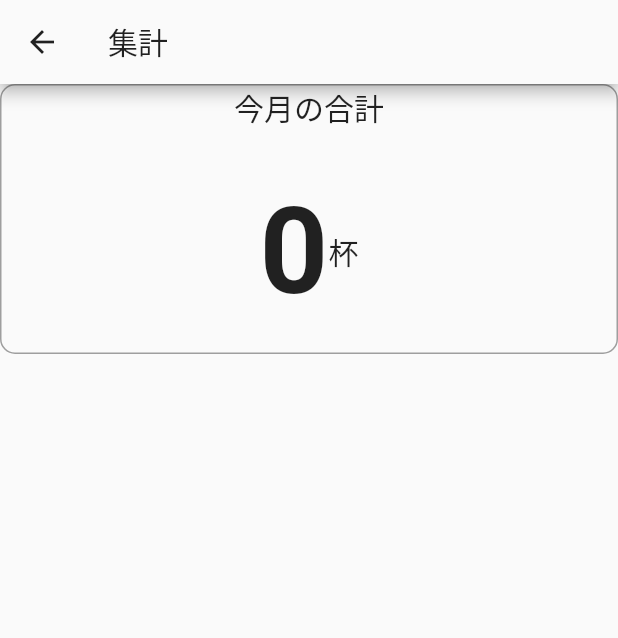
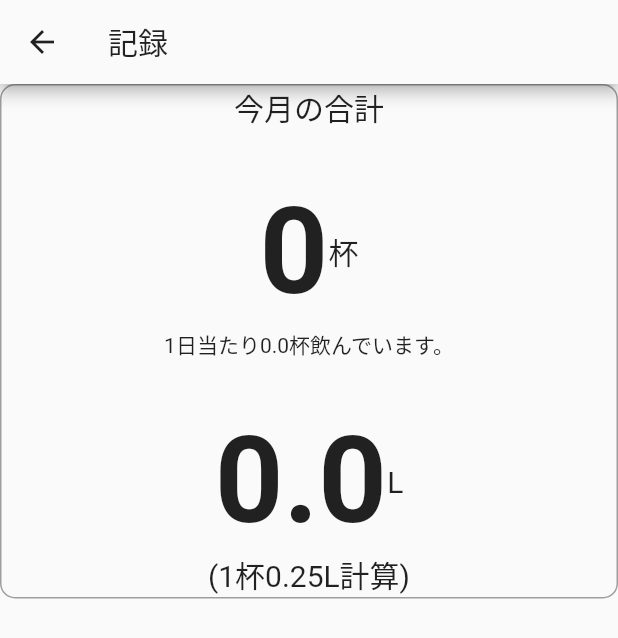
Before and after one commit to y0303noki/coffee_project, a Flutter app: the AggregatePage screen opened directly, on a phone screen of 412 x 824 dp. Shown: the top 638 px of the screen. Run offline on Flutter 3.47's test engine with Material 2 defaults, Android fonts, the phone set to English and light mode, and no system bars; drawn by our look-alikes of flutter_easyloading; our stand-ins replace cloud_firestore, firebase_auth, firebase_core, firebase_storage, flutter_rating_bar, flutter_typeahead and 2 more; missing offline and left inert: esys_flutter_share, sign_button; accounts and stored records are empty; network calls fail.

Commit message:
記録を追加

```diff
--- a/lib/ui/aggregate_page.dart
+++ b/lib/ui/aggregate_page.dart
@@ -11,6 +11,12 @@ import 'package:provider/provider.dart';
 class AggregatePage extends StatelessWidget {
   int _thisMonthCount = 0;
 
+  // 1杯当たり何Lで計算するか
+  final double perLittleCount = 0.25;
+
+  // 1日当たりに何杯飲んでいるか
+  double per1dayCount = 0;
+
   @override
   Widget build(BuildContext context) {
     return ChangeNotifierProvider<CardModel>(
@@ -22,6 +28,7 @@ class AggregatePage extends StatelessWidget {
 
           if (thisMonthCount.isNotEmpty) {
             _thisMonthCount = thisMonthCount.length;
+            _howmanyCount1day();
           }
 
           // var test = model.findMyAllCoffee();
@@ -32,7 +39,7 @@ class AggregatePage extends StatelessWidget {
             appBar: AppBar(
               backgroundColor: Theme.of(context).canvasColor,
               title: Text(
-                '集計',
+                '記録',
                 style: Theme.of(context).textTheme.headline6,
               ),
             ),
@@ -49,7 +56,7 @@ class AggregatePage extends StatelessWidget {
       children: [
         Container(
           width: double.infinity,
-          height: 180,
+          // height: 180,
           decoration: BoxDecoration(
             border: Border.all(color: Colors.grey),
             borderRadius: BorderRadius.circular(10),
@@ -93,6 +100,41 @@ class AggregatePage extends StatelessWidget {
                     ],
                   ),
                 ),
+                SizedBox(height: 4),
+                Text('1日当たり${_howmanyCount1day()}杯飲んでいます。'),
+                SizedBox(height: 4),
+                Padding(
+                  padding: const EdgeInsets.fromLTRB(0, 30, 0, 0),
+                  child: Row(
+                    mainAxisAlignment: MainAxisAlignment.center,
+                    children: [
+                      Center(
+                        child: Text(
+                          (_thisMonthCount * perLittleCount).toString(),
+                          style: TextStyle(
+                            fontWeight: FontWeight.bold,
+                            color: Theme.of(context).textTheme.bodyText1.color,
+                            fontSize: 80,
+                          ),
+                        ),
+                      ),
+                      Text(
+                        'L',
+                        style: TextStyle(
+                          color: Theme.of(context).textTheme.bodyText1.color,
+                          fontSize: 20,
+                        ),
+                      ),
+                    ],
+                  ),
+                ),
+                Text(
+                  '(1杯${perLittleCount}L計算)',
+                  style: TextStyle(
+                    color: Theme.of(context).textTheme.bodyText1.color,
+                    fontSize: 20,
+                  ),
+                ),
               ],
             ),
           ),
@@ -100,4 +142,16 @@ class AggregatePage extends StatelessWidget {
       ],
     );
   }
+
+  // 1日当たりに何杯飲んでいるか計算
+  double _howmanyCount1day() {
+    // 四捨五入を少数第一位でするために利用
+    final _baseNumber = 10;
+    DateTime now = DateTime.now();
+
+    double result = _thisMonthCount / now.day;
+    result = ((result * _baseNumber).round() / _baseNumber);
+
+    return result;
+  }
 }
--- a/lib/ui/setting_page.dart
+++ b/lib/ui/setting_page.dart
@@ -16,7 +16,7 @@ class SettingPage extends StatelessWidget {
       body: ListView(children: [
         _openAccountPage("アカウント", Icon(Icons.person), context),
         _tutorialPage('チュートリアル', Icon(Icons.book), context),
-        _openAggregatePage('集計', Icon(Icons.list), context),
+        _openAggregatePage('記録', Icon(Icons.note_outlined), context),
         // デバッグ用。普段は隠す
         // _openDebugPage('デバッグ', Icon(Icons.grass_outlined), context),
 
```
